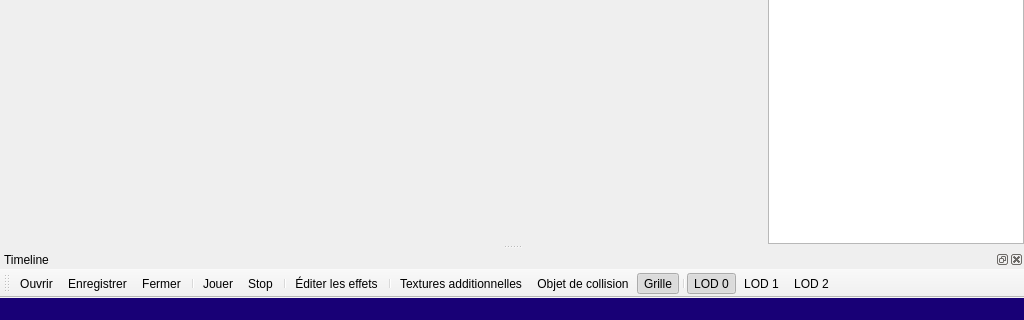
Above: ModelEditor/MainFrame.ui from zetsumi/ATools before the change; both pictures show x 0 to 1024 and y 448 to 768 of the 1024 by 768 pixel window. Below: the same form after it.
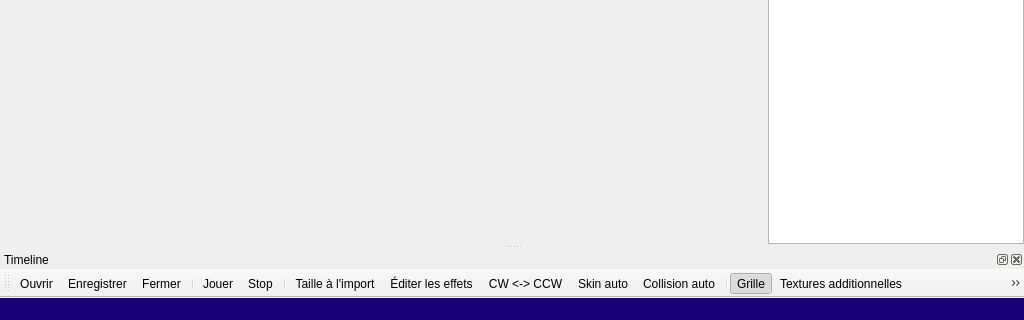
That is the form after the change. Icons and pictures are not drawn.

The edit to the form file:
```diff
--- a/ModelEditor/MainFrame.ui
+++ b/ModelEditor/MainFrame.ui
@@ -123,15 +123,27 @@
    <addaction name="actionJouer"/>
    <addaction name="actionStop"/>
    <addaction name="separator"/>
+   <addaction name="actionTaille_l_import"/>
    <addaction name="action_diter_les_effets"/>
+   <addaction name="actionCW_CCW"/>
+   <addaction name="actionSkin_auto"/>
+   <addaction name="actionCollision_auto"/>
    <addaction name="separator"/>
+   <addaction name="actionGrille"/>
    <addaction name="actionTextures_additionnelles"/>
    <addaction name="actionObjet_de_collision"/>
-   <addaction name="actionGrille"/>
+   <addaction name="actionOs"/>
+   <addaction name="actionModel_de_r_f_rence"/>
+   <addaction name="separator"/>
+   <addaction name="actionSolide"/>
+   <addaction name="actionLigne"/>
+   <addaction name="actionPoint"/>
    <addaction name="separator"/>
    <addaction name="actionLOD_0"/>
    <addaction name="actionLOD_1"/>
    <addaction name="actionLOD_2"/>
+   <addaction name="separator"/>
+   <addaction name="actionVolume_sonore"/>
   </widget>
   <widget class="QDockWidget" name="dockTimeline">
    <property name="allowedAreas">
@@ -426,6 +438,105 @@
     <string>Skin auto</string>
    </property>
   </action>
+  <action name="actionVolume_sonore">
+   <property name="icon">
+    <iconset resource="MainFrame.qrc">
+     <normaloff>:/MainFrame/Resources/volume.png</normaloff>:/MainFrame/Resources/volume.png</iconset>
+   </property>
+   <property name="text">
+    <string>Volume sonore</string>
+   </property>
+  </action>
+  <action name="actionDeutsch">
+   <property name="checkable">
+    <bool>true</bool>
+   </property>
+   <property name="icon">
+    <iconset resource="MainFrame.qrc">
+     <normaloff>:/MainFrame/Resources/language_german.png</normaloff>:/MainFrame/Resources/language_german.png</iconset>
+   </property>
+   <property name="text">
+    <string>Deutsch</string>
+   </property>
+  </action>
+  <action name="actionOs">
+   <property name="checkable">
+    <bool>true</bool>
+   </property>
+   <property name="icon">
+    <iconset resource="MainFrame.qrc">
+     <normaloff>:/MainFrame/Resources/bones.png</normaloff>:/MainFrame/Resources/bones.png</iconset>
+   </property>
+   <property name="text">
+    <string>Os</string>
+   </property>
+  </action>
+  <action name="actionSolide">
+   <property name="checkable">
+    <bool>true</bool>
+   </property>
+   <property name="checked">
+    <bool>true</bool>
+   </property>
+   <property name="icon">
+    <iconset resource="MainFrame.qrc">
+     <normaloff>:/MainFrame/Resources/fill_solid.png</normaloff>:/MainFrame/Resources/fill_solid.png</iconset>
+   </property>
+   <property name="text">
+    <string>Solide</string>
+   </property>
+  </action>
+  <action name="actionLigne">
+   <property name="checkable">
+    <bool>true</bool>
+   </property>
+   <property name="icon">
+    <iconset resource="MainFrame.qrc">
+     <normaloff>:/MainFrame/Resources/fill_line.png</normaloff>:/MainFrame/Resources/fill_line.png</iconset>
+   </property>
+   <property name="text">
+    <string>Ligne</string>
+   </property>
+  </action>
+  <action name="actionPoint">
+   <property name="checkable">
+    <bool>true</bool>
+   </property>
+   <property name="icon">
+    <iconset resource="MainFrame.qrc">
+     <normaloff>:/MainFrame/Resources/fill_point.png</normaloff>:/MainFrame/Resources/fill_point.png</iconset>
+   </property>
+   <property name="text">
+    <string>Point</string>
+   </property>
+  </action>
+  <action name="actionTaille_l_import">
+   <property name="icon">
+    <iconset resource="MainFrame.qrc">
+     <normaloff>:/MainFrame/Resources/scale.png</normaloff>:/MainFrame/Resources/scale.png</iconset>
+   </property>
+   <property name="text">
+    <string>Taille à l'import</string>
+   </property>
+  </action>
+  <action name="actionModel_de_r_f_rence">
+   <property name="icon">
+    <iconset resource="MainFrame.qrc">
+     <normaloff>:/MainFrame/Resources/model.png</normaloff>:/MainFrame/Resources/model.png</iconset>
+   </property>
+   <property name="text">
+    <string>Model de référence</string>
+   </property>
+  </action>
+  <action name="actionCollision_auto">
+   <property name="icon">
+    <iconset resource="MainFrame.qrc">
+     <normaloff>:/MainFrame/Resources/Coll.png</normaloff>:/MainFrame/Resources/Coll.png</iconset>
+   </property>
+   <property name="text">
+    <string>Collision auto</string>
+   </property>
+  </action>
  </widget>
  <layoutdefault spacing="6" margin="11"/>
  <resources>
```
Left out of the diff: 82 changed lines with no effect on the pictures.
